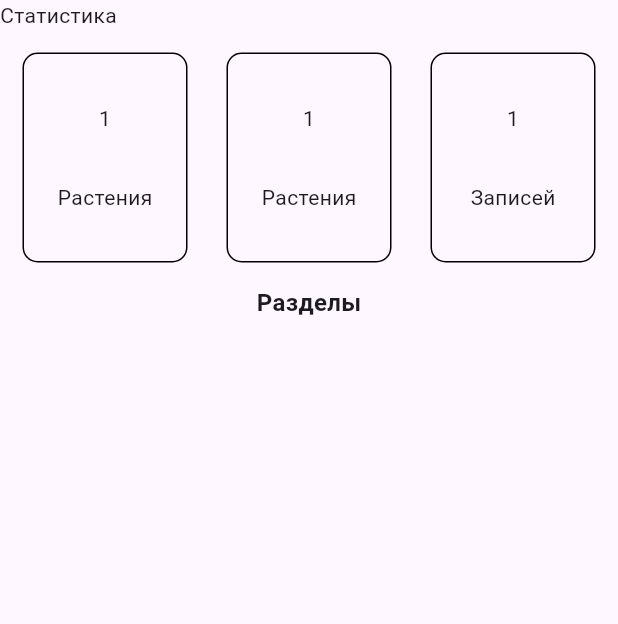
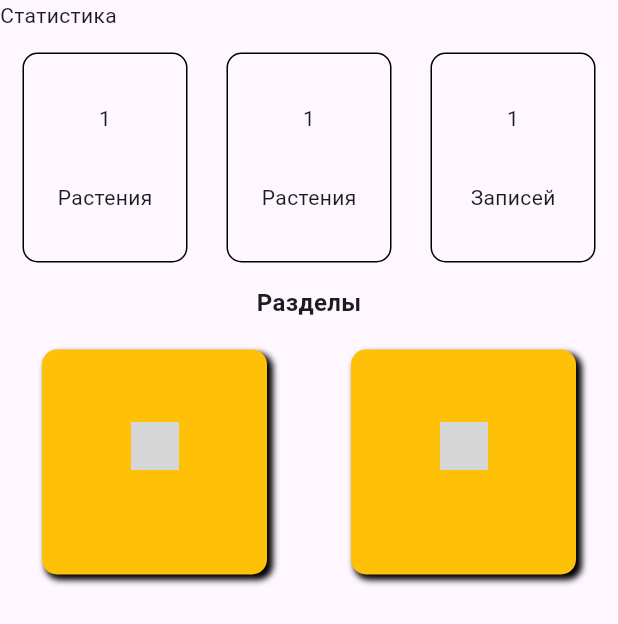
Before and after one commit to Laver33/flutter_plant_pedia, a Flutter app: the ProfileScreen screen opened directly, on a phone screen of 412 x 824 dp. Shown: the top 624 px of the screen. Run offline on Flutter 3.47's test engine with Material 3 defaults, Android fonts, the phone set to English and light mode, and no system bars; our stand-ins replace go_router, google_fonts, stylish_bottom_bar; grey boxes are pictures that could not be loaded.

Commit message:
profile v3 create select

```diff
--- /dev/null
+++ b/lib/Widgets/list_ section.dart
@@ -0,0 +1,101 @@
+import 'package:flutter/material.dart';
+
+class ListSection extends StatefulWidget {
+  final String titleFirst;
+  final String imageFirst;
+  final Color colorFirst;
+
+  final String titleSecond;
+  final String imageSecond;
+  final Color colorSecond;
+
+
+
+
+  ListSection({
+    required this.titleFirst,
+    required this.imageFirst,
+    required this.titleSecond,
+    required this.imageSecond,
+    required this.colorSecond,
+    required this.colorFirst,
+    });
+
+
+  @override
+  State<ListSection> createState() => _ListSectionState();
+}
+
+class _ListSectionState extends State<ListSection> {
+  @override
+  Widget build(BuildContext context) {
+    return Row(
+      mainAxisAlignment: MainAxisAlignment.spaceAround,
+
+      children: [
+
+        Container(
+          height: 150,
+          width: 150,
+          decoration: BoxDecoration(
+            borderRadius: BorderRadius.circular(10),
+            color: widget.colorFirst,
+
+            boxShadow: [
+              BoxShadow(
+                color: Colors.black,
+                blurRadius: 3,
+                offset: Offset(3, 3),
+                spreadRadius: 0.5,
+              )
+            ]
+          ),
+          child: Column(
+            mainAxisAlignment: MainAxisAlignment.center,
+
+            children: [
+
+              Image.asset(
+                widget.imageSecond,
+                height: 32,
+                ),
+
+              Text(widget.titleFirst)
+            ],
+          ),
+        ),
+
+        Container(
+          height: 150,
+          width: 150,
+          decoration: BoxDecoration(
+            borderRadius: BorderRadius.circular(10),
+            color: widget.colorFirst,
+
+            boxShadow: [
+              BoxShadow(
+                color: Colors.black,
+                blurRadius: 3,
+                offset: Offset(3, 3),
+                spreadRadius: 0.5,
+              )
+            ]
+          ),
+          child: Column(
+            mainAxisAlignment: MainAxisAlignment.center,
+
+            children: [
+
+              Image.asset(
+                widget.imageSecond,
+                height: 32,
+                ),
+
+              Text(widget.titleSecond)
+            ],
+          ),
+        ),
+      ],
+    );
+  }
+}
--- a/lib/pages/ProfileScreen.dart
+++ b/lib/pages/ProfileScreen.dart
@@ -1,5 +1,6 @@
 import 'package:flutter/material.dart';
 import 'package:my_first_app/Style/String.dart';
+import 'package:my_first_app/Widgets/list_%20section.dart';
 import 'package:my_first_app/Widgets/list_stats.dart';
 
 class ProfileScreen extends StatefulWidget {
@@ -53,8 +54,21 @@ class _ProfileScreenState extends State<ProfileScreen> {
                 fontSize: 16
               ),
               ),
+            ),
+
+            SizedBox(
+              height: 20,
+            ),
+
+            ListSection(
+              titleFirst: '',
+              imageFirst: '',
+              colorFirst: Colors.amber,
+
+              titleSecond: '',
+              imageSecond: '',
+              colorSecond: Colors.amber,
             )
-
 
           ],
       ))
```
